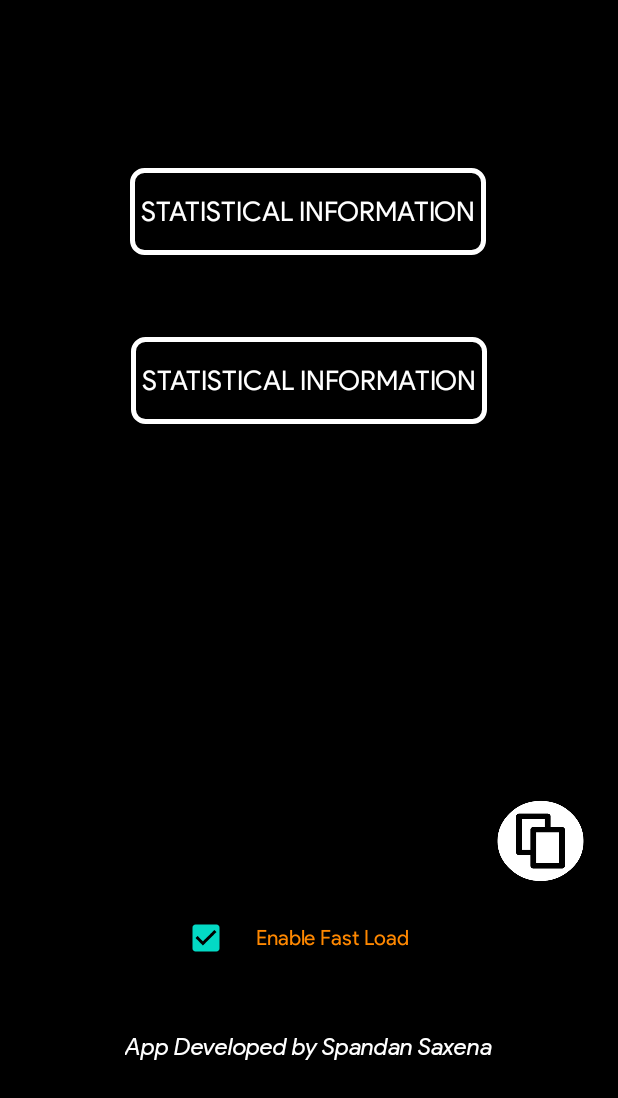
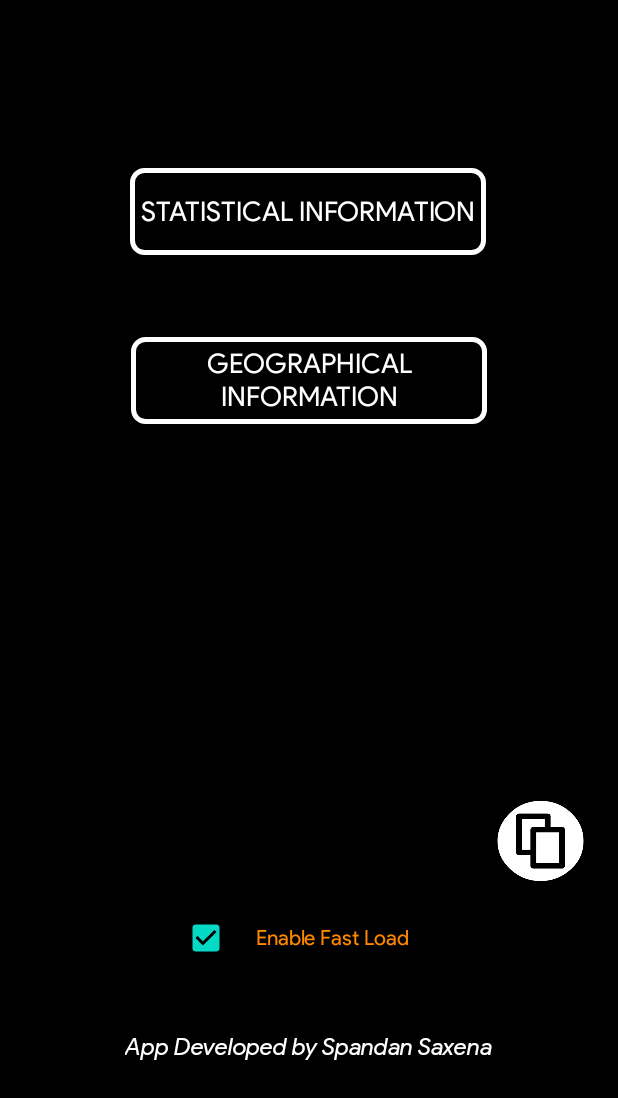
Before and after one commit to the-rebooted-coder/Covid19Tracker, an Android app: the screen it shows after launch (Landing), on a phone screen of 412 x 824 dp, the part 138-1236 px from its top. Run offline under Robolectric (Android 15) with nearby library versions, the phone set to English and light mode, and no system bars.

Commit message:
Added Geographical View to the App
Courtsey of Bing Maps

```diff
--- a/app/src/main/java/com/aaxena/covid19tracker/Landing.java
+++ b/app/src/main/java/com/aaxena/covid19tracker/Landing.java
@@ -16,8 +16,9 @@ import android.widget.Button;
 import com.google.android.material.snackbar.Snackbar;
 
 public class Landing extends AppCompatActivity {
-    private Button graphview;
+    private Button static_view;
     private Button enter;
+    private Button graphic_view;
     @Override
     protected void onCreate(Bundle savedInstanceState) {
         Snackbar snackbar = Snackbar.make(findViewById(android.R.id.content), "Kindly Turn On Data Services for First Use", Snackbar.LENGTH_LONG);
@@ -50,18 +51,30 @@ public class Landing extends AppCompatActivity {
             }
         });
 
-        graphview = findViewById(R.id.graph);
+        static_view = findViewById(R.id.statistical);
         //End of PiP
-        graphview.setOnClickListener(new View.OnClickListener() {
+        static_view.setOnClickListener(new View.OnClickListener() {
+            @Override
+            public void onClick(View view) {
+                moveToStaticPage();
+            }
+        });
+        graphic_view = findViewById(R.id.graphical);
+        graphic_view.setOnClickListener(new View.OnClickListener() {
             @Override
             public void onClick(View view) {
                 moveToGraphPage();
             }
         });
     }
-    private void moveToGraphPage(){
+    private void moveToStaticPage(){
 
         Intent intent = new Intent(Landing.this, StatisticView.class);
         startActivity(intent);
     }
+    private void moveToGraphPage(){
+
+        Intent intent = new Intent(Landing.this, GraphicView.class);
+        startActivity(intent);
 }
+}
--- a/app/src/main/res/layout/activity_landing.xml
+++ b/app/src/main/res/layout/activity_landing.xml
@@ -23,7 +23,7 @@
         app:layout_constraintVertical_bias="0.081" />
 
     <Button
-        android:id="@+id/graph"
+        android:id="@+id/statistical"
         android:layout_width="237dp"
         android:layout_height="58dp"
         android:background="@drawable/roundedbutton"
@@ -39,12 +39,12 @@
         app:layout_constraintVertical_bias="0.266" />
 
     <Button
-        android:id="@+id/graph2"
+        android:id="@+id/graphical"
         android:layout_width="237dp"
         android:layout_height="58dp"
         android:background="@drawable/roundedbutton"
         android:fontFamily="@font/productsans"
-        android:text="@string/statistical_information"
+        android:text="@string/graphical_information"
         android:textColor="#FFFFFF"
         android:textSize="18sp"
         app:layout_constraintBottom_toBottomOf="parent"
@@ -69,7 +69,7 @@
         app:layout_constraintEnd_toEndOf="parent"
         app:layout_constraintHorizontal_bias="0.502"
         app:layout_constraintStart_toStartOf="parent"
-        app:layout_constraintTop_toBottomOf="@+id/graph"
+        app:layout_constraintTop_toBottomOf="@+id/statistical"
         app:layout_constraintVertical_bias="1.0" />
 
     <Button
--- a/app/src/main/res/values/strings.xml
+++ b/app/src/main/res/values/strings.xml
@@ -7,4 +7,5 @@
     <string name="statistical_information">statistical information</string>
     <string name="developer_name">App Developed by Spandan Saxena</string>
     <string name="check">Enable Fast Load</string>
+    <string name="graphical_information">geographical information</string>
 </resources>
```
Also changed, not shown: app/src/main/AndroidManifest.xml (+6 -6 lines), app/src/main/java/com/aaxena/covid19tracker/GraphicView.java (added, +32 -0 lines), app/src/main/res/layout/activity_graphic_view.xml (added, +9 -0 lines).
